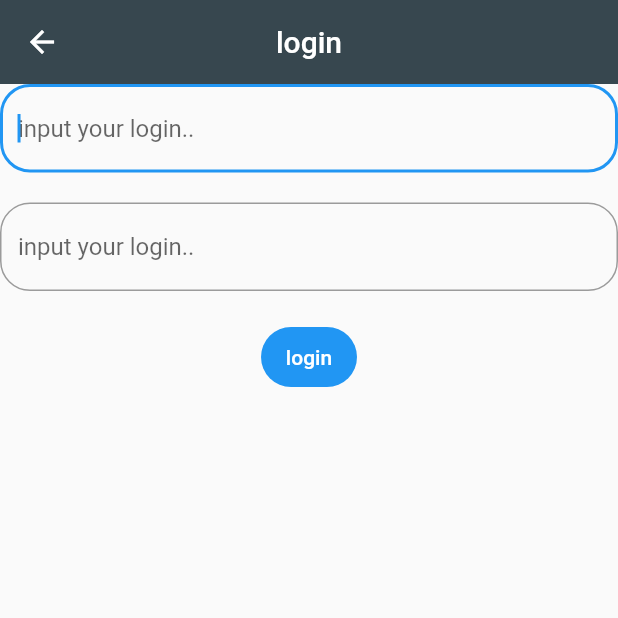
After one commit to JamilmFaris/events-streaming-platform, a Flutter app: the LoginScreen screen opened by its route, after a tap on "login", on a phone screen of 412 x 824 dp, the top half of it. The commit adds this screen. Run offline on Flutter 3.47's test engine with Material 2 defaults, Android fonts, the phone set to English and light mode, and no system bars.

Commit message:
add login screen

```diff
--- a/lib/main.dart
+++ b/lib/main.dart
@@ -1,6 +1,7 @@
 import 'package:flutter/material.dart';
 
 import 'screens/signup_screen.dart';
+import 'screens/login_screen.dart';
 
 class MyApp extends StatelessWidget {
   const MyApp({super.key});
@@ -23,6 +24,7 @@ class MyApp extends StatelessWidget {
       routes: {
         '/': (_) => MainPage(),
         SignUpScreen.routeName: (_) => SignUpScreen(),
+        LoginScreen.routeName: (_) => LoginScreen(),
       },
     );
   }
--- /dev/null
+++ b/lib/screens/login_screen.dart
@@ -0,0 +1,49 @@
+import 'package:flutter/material.dart';
+
+import '../request/request.dart';
+import '../classes/auth_arguments.dart';
+
+class LoginScreen extends StatelessWidget {
+  static const String routeName = '/login';
+  LoginScreen({super.key});
+
+  @override
+  Widget build(BuildContext context) {
+    TextEditingController userNameController = TextEditingController(),
+        passwordController = TextEditingController();
+    const double bottomPadding = AuthArguments.bottomPadding;
+    return Scaffold(
+      appBar: AppBar(title: const Text('login')),
+      body: Column(children: [
+        Padding(
+          padding: const EdgeInsets.only(bottom: bottomPadding),
+          child: AuthArguments.authTextField(
+            autofocus: true,
+            controller: userNameController,
+            textType: 'login',
+          ),
+        ),
+        Padding(
+          padding: const EdgeInsets.only(bottom: bottomPadding),
+          child: AuthArguments.authTextField(
+            controller: userNameController,
+            textType: 'login',
+            obscureText: true,
+          ),
+        ),
+        AuthArguments.authFilledButton(
+          onPressed: () {
+            if (userNameController.text != "" &&
+                passwordController.text != "") {
+              Request.login(
+                userNameController.text,
+                passwordController.text,
+              );
+            }
+          },
+          child: const Text('login'),
+        )
+      ]),
+    );
+  }
+}
```
